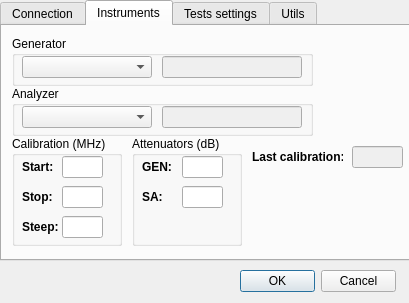
Before: the Qt Designer form forms/settings.ui in Dimagic/CobhamUtils, drawn with Qt 5.
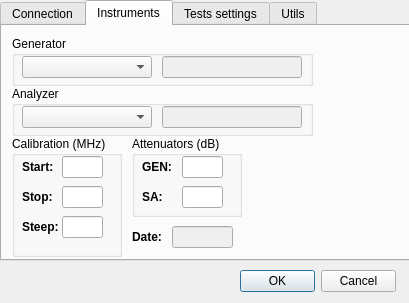
After: the same form once the commit is applied. The open tabs and pages were chosen to show the change.

The edit to the form file:
```diff
--- a/forms/settings.ui
+++ b/forms/settings.ui
@@ -245,7 +245,7 @@
        <x>130</x>
        <y>110</y>
        <width>110</width>
-       <height>110</height>
+       <height>81</height>
       </rect>
      </property>
      <property name="title">
@@ -316,7 +316,7 @@
        <x>10</x>
        <y>110</y>
        <width>110</width>
-       <height>110</height>
+       <height>121</height>
       </rect>
      </property>
      <property name="title">
@@ -413,9 +413,9 @@
     <widget class="QLabel" name="label_14">
      <property name="geometry">
       <rect>
-       <x>250</x>
-       <y>120</y>
-       <width>91</width>
+       <x>130</x>
+       <y>200</y>
+       <width>41</width>
        <height>22</height>
       </rect>
      </property>
@@ -426,7 +426,7 @@
       </font>
      </property>
      <property name="text">
-      <string>Last calibration:</string>
+      <string>Date:</string>
      </property>
     </widget>
     <widget class="QLineEdit" name="last_calibr">
@@ -435,12 +435,15 @@
      </property>
      <property name="geometry">
       <rect>
-       <x>350</x>
-       <y>120</y>
-       <width>51</width>
+       <x>170</x>
+       <y>200</y>
+       <width>61</width>
        <height>22</height>
       </rect>
      </property>
+     <property name="text">
+      <string/>
+     </property>
     </widget>
    </widget>
    <widget class="QWidget" name="tab_2">
```
